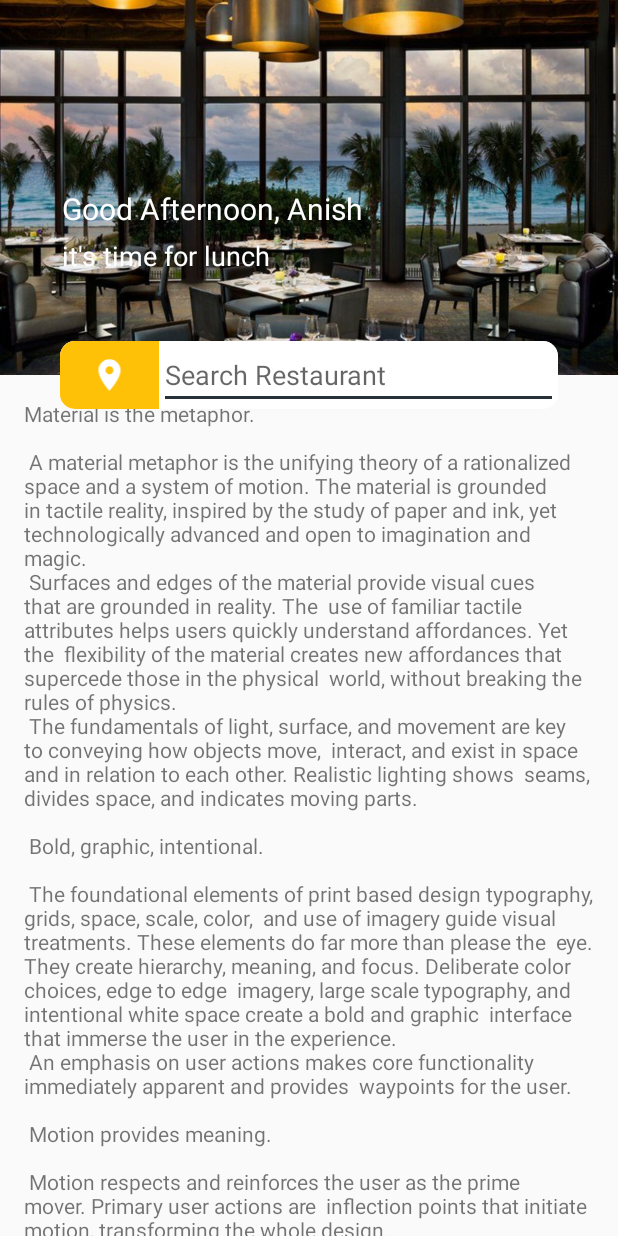
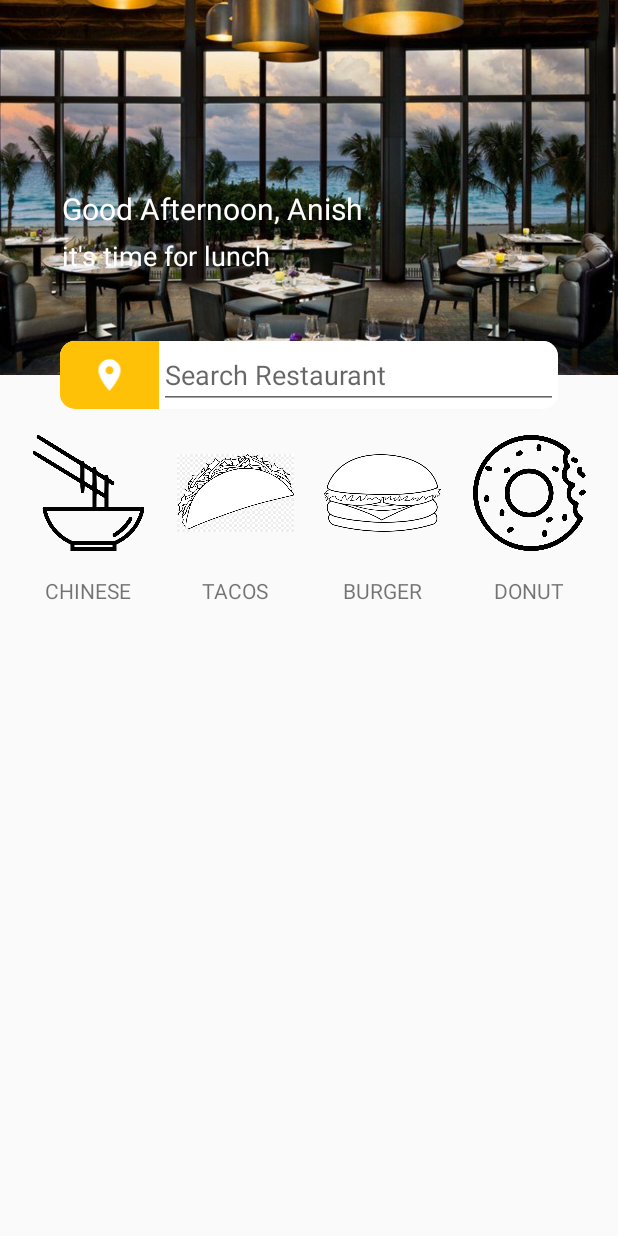
Before and after one commit to htetarkarzaw/ASarTaLine, an Android app: the screen it shows after launch (ShowItemsActivity), on a phone screen of 412 x 824 dp. Run offline under Robolectric (Android 15) with nearby library versions, the phone set to English and light mode, and no system bars; our stand-ins replace ButterKnife.

Commit message:
poc for main

```diff
--- a/app/build.gradle
+++ b/app/build.gradle
@@ -27,4 +27,8 @@ dependencies {
     androidTestImplementation 'com.android.support.test:runner:1.0.2'
     androidTestImplementation 'com.android.support.test.espresso:espresso-core:3.0.2'
     implementation 'com.android.support:cardview-v7:27.1.1'
+    implementation 'com.jakewharton:butterknife:8.8.1'
+    annotationProcessor 'com.jakewharton:butterknife-compiler:8.8.1'
+
+
 }
--- a/app/src/main/AndroidManifest.xml
+++ b/app/src/main/AndroidManifest.xml
@@ -10,7 +10,7 @@
         android:supportsRtl="true"
         android:theme="@style/AppTheme">
         <activity
-            android:name=".ShowItemsActivity"
+            android:name=".acitvities.ShowItemsActivity"
             android:label="@string/app_name"
             android:theme="@style/AppTheme.NoActionBar">
             <intent-filter>
--- /dev/null
+++ b/app/src/main/java/com/arkarzaw/asartaline/ContentShowItemView.java
@@ -0,0 +1,39 @@
+package com.arkarzaw.asartaline;
+
+import android.content.Context;
+import android.support.annotation.NonNull;
+import android.support.annotation.Nullable;
+import android.support.v4.widget.NestedScrollView;
+import android.support.v7.widget.LinearLayoutManager;
+import android.support.v7.widget.RecyclerView;
+import android.util.AttributeSet;
+
+import com.arkarzaw.asartaline.adapters.MainRcAdapter;
+
+import butterknife.BindView;
+import butterknife.ButterKnife;
+
+public class ContentShowItemView extends NestedScrollView {
+
+    @BindView(R.id.mainRc)
+    RecyclerView mainRc;
+    public ContentShowItemView(@NonNull Context context) {super(context);    }
+
+    public ContentShowItemView(@NonNull Context context, @Nullable AttributeSet attrs) {super(context, attrs);    }
+
+    public ContentShowItemView(@NonNull Context context, @Nullable AttributeSet attrs, int defStyleAttr) {super(context, attrs, defStyleAttr);    }
+
+    @Override
+    protected void onFinishInflate() {
+        super.onFinishInflate();
+        ButterKnife.bind(this,this);
+    }
+
+    public void setUpRecycler() {
+        mainRc.setLayoutManager(new LinearLayoutManager(getContext(),LinearLayoutManager.VERTICAL,false));
+        MainRcAdapter adapter = new MainRcAdapter(getContext());
+        mainRc.setAdapter(adapter);
+    }
+
+
+}
--- /dev/null
+++ b/app/src/main/java/com/arkarzaw/asartaline/acitvities/BaseAcitvity.java
@@ -0,0 +1,16 @@
+package com.arkarzaw.asartaline.acitvities;
+
+import android.support.v7.app.AppCompatActivity;
+
+public class BaseAcitvity extends AppCompatActivity{
+
+//    @Override
+//    public void onCurrentItemClick() {
+//
+//    }
+//
+//    @Override
+//    public void onCategoryItemClick(String categoryId, String programId) {
+//
+//    }
+}
--- a/app/src/main/java/com/arkarzaw/asartaline/ShowItemsActivity.java
+++ b/app/src/main/java/com/arkarzaw/asartaline/acitvities/ShowItemsActivity.java
@@ -1,4 +1,4 @@
-package com.arkarzaw.asartaline;
+package com.arkarzaw.asartaline.acitvities;
 
 import android.os.Bundle;
 import android.support.design.widget.FloatingActionButton;
@@ -9,14 +9,22 @@ import android.view.View;
 import android.view.Menu;
 import android.view.MenuItem;
 
+import com.arkarzaw.asartaline.ContentShowItemView;
+import com.arkarzaw.asartaline.R;
+
+import butterknife.BindView;
+import butterknife.ButterKnife;
+
 public class ShowItemsActivity extends AppCompatActivity {
 
+    @BindView(R.id.contentShowItems)
+    ContentShowItemView contentShowItems;
     @Override
     protected void onCreate(Bundle savedInstanceState) {
         super.onCreate(savedInstanceState);
         setContentView(R.layout.activity_show_items);
-        Toolbar toolbar = (Toolbar) findViewById(R.id.toolbar);
-        setSupportActionBar(toolbar);
+        ButterKnife.bind(this,this);
+        contentShowItems.setUpRecycler();
     }
 
     @Override
--- /dev/null
+++ b/app/src/main/java/com/arkarzaw/asartaline/adapters/BaseRecyclerAdapter.java
@@ -0,0 +1,75 @@
+package com.arkarzaw.asartaline.adapters;
+
+import android.content.Context;
+import android.support.v7.widget.RecyclerView;
+import android.view.LayoutInflater;
+
+
+import com.arkarzaw.asartaline.viewholders.BaseViewHolder;
+
+import java.util.ArrayList;
+import java.util.List;
+
+/**
+ * Created by aung on 12/2/17.
+ */
+
+public abstract class BaseRecyclerAdapter<T extends BaseViewHolder, W> extends RecyclerView.Adapter<T> {
+
+    protected List<W> mData;
+    protected LayoutInflater mLayoutInflator;
+
+    public BaseRecyclerAdapter(Context context) {
+        mData = new ArrayList<>();
+        mLayoutInflator = LayoutInflater.from(context);
+    }
+
+    @Override
+    public void onBindViewHolder(T holder, int position) {
+        holder.setData(mData.get(position));
+    }
+
+    @Override
+    public int getItemCount() {
+        return mData.size();
+    }
+
+    public void setNewData(List<W> newData) {
+        mData = newData;
+        notifyDataSetChanged();
+    }
+
+    public void appendNewData(List<W> newData) {
+        mData.addAll(newData);
+        notifyDataSetChanged();
+    }
+
+    public W getItemAt(int position) {
+        if (position < mData.size() - 1)
+            return mData.get(position);
+
+        return null;
+    }
+
+    public List<W> getItems() {
+        if (mData == null)
+            return new ArrayList<>();
+
+        return mData;
+    }
+
+    public void removeData(W data) {
+        mData.remove(data);
+        notifyDataSetChanged();
+    }
+
+    public void addNewData(W data) {
+        mData.add(data);
+        notifyDataSetChanged();
+    }
+
+    public void clearData() {
+        mData = new ArrayList<>();
+        notifyDataSetChanged();
+    }
+}
--- /dev/null
+++ b/app/src/main/java/com/arkarzaw/asartaline/adapters/MainRcAdapter.java
@@ -0,0 +1,38 @@
+package com.arkarzaw.asartaline.adapters;
+
+import android.content.Context;
+import android.support.annotation.NonNull;
+import android.support.v7.widget.RecyclerView;
+import android.view.View;
+import android.view.ViewGroup;
+
+import com.arkarzaw.asartaline.R;
+import com.arkarzaw.asartaline.datas.vos.BaseVO;
+import com.arkarzaw.asartaline.viewholders.BaseViewHolder;
+import com.arkarzaw.asartaline.viewholders.FoodTypeViewHolder;
+
+public class MainRcAdapter extends BaseRecyclerAdapter<BaseViewHolder,BaseVO> {
+
+    public MainRcAdapter(Context context) {
+        super(context);
+    }
+
+    @NonNull
+    @Override
+    public BaseViewHolder onCreateViewHolder(@NonNull ViewGroup parent, int viewType) {
+        BaseViewHolder bHolder = null;
+        View v= mLayoutInflator.inflate(R.layout.viewholder_choose_food_type,parent,false);
+        bHolder= new FoodTypeViewHolder(v);
+        return bHolder;
+    }
+
+    @Override
+    public void onBindViewHolder(BaseViewHolder holder, int position) {
+
+    }
+
+    @Override
+    public int getItemCount() {
+        return 1;
+    }
+}
--- /dev/null
+++ b/app/src/main/java/com/arkarzaw/asartaline/datas/vos/BaseVO.java
@@ -0,0 +1,4 @@
+package com.arkarzaw.asartaline.datas.vos;
+
+public interface BaseVO {
+}
--- /dev/null
+++ b/app/src/main/java/com/arkarzaw/asartaline/viewholders/BaseViewHolder.java
@@ -0,0 +1,38 @@
+package com.arkarzaw.asartaline.viewholders;
+
+import android.support.v7.widget.RecyclerView;
+import android.view.View;
+
+import butterknife.ButterKnife;
+
+public abstract class BaseViewHolder<W> extends RecyclerView.ViewHolder implements View.OnClickListener {
+
+    private W mData;
+    protected boolean mDetechedFromWindow;
+
+    public BaseViewHolder(View itemView) {
+        super(itemView);
+
+        ButterKnife.bind(this, itemView);
+
+        itemView.setOnClickListener(this);
+        itemView.addOnAttachStateChangeListener(new View.OnAttachStateChangeListener() {
+            @Override
+            public void onViewAttachedToWindow(View v) {
+                mDetechedFromWindow = false;
+            }
+
+            @Override
+            public void onViewDetachedFromWindow(View v) {
+                mDetechedFromWindow = true;
+            }
+        });
+    }
+
+    public abstract void setData(W data);
+
+    @Override
+    public void onClick(View view) {
+
+    }
+}
--- /dev/null
+++ b/app/src/main/java/com/arkarzaw/asartaline/viewholders/FoodTypeViewHolder.java
@@ -0,0 +1,15 @@
+package com.arkarzaw.asartaline.viewholders;
+
+import android.view.View;
+
+public class FoodTypeViewHolder extends BaseViewHolder {
+
+    public FoodTypeViewHolder(View itemView) {
+        super(itemView);
+    }
+
+    @Override
+    public void setData(Object data) {
+
+    }
+}
--- a/app/src/main/res/layout/activity_show_items.xml
+++ b/app/src/main/res/layout/activity_show_items.xml
@@ -5,14 +5,15 @@
     android:layout_width="match_parent"
     android:layout_height="match_parent"
     android:fitsSystemWindows="true"
-    tools:context=".ShowItemsActivity">
+    tools:context=".acitvities.ShowItemsActivity">
 
     <android.support.design.widget.AppBarLayout
         android:id="@+id/app_bar"
         android:layout_width="match_parent"
         android:layout_height="@dimen/app_bar_height"
         android:fitsSystemWindows="true"
-        android:theme="@style/AppTheme.AppBarOverlay">
+        android:theme="@style/AppTheme.AppBarOverlay"
+        >
 
         <android.support.design.widget.CollapsingToolbarLayout
             android:id="@+id/toolbar_layout"
@@ -21,44 +22,57 @@
             android:fitsSystemWindows="true"
             app:contentScrim="?attr/colorPrimary"
             app:layout_scrollFlags="scroll|exitUntilCollapsed"
-            app:toolbarId="@+id/toolbar">
+            app:titleEnabled="false"
+            app:title="A Sar Ta Line"
+            app:collapsedTitleGravity="center_vertical">
 
             <include layout="@layout/toolbar_show"></include>
+
+            <android.support.v7.widget.Toolbar
+                android:id="@+id/toolbar_details"
+                android:layout_width="match_parent"
+                android:layout_height="?attr/actionBarSize"
+                app:layout_collapseMode="pin"
+                android:tooltipText=""
+                />
+
 
         </android.support.design.widget.CollapsingToolbarLayout>
     </android.support.design.widget.AppBarLayout>
 
-    <include layout="@layout/content_show_items" />
+    <include
+        android:id="@+id/contentShowItems"
+        layout="@layout/content_show_items"/>
 
 
     <android.support.v7.widget.CardView
         android:layout_width="match_parent"
         android:layout_height="wrap_content"
-        android:orientation="horizontal"
-        app:layout_anchor="@id/app_bar"
-        app:layout_anchorGravity="bottom|center_horizontal"
         android:layout_marginLeft="40dp"
         android:layout_marginRight="40dp"
-        android:background="@color/white"
-        app:cardCornerRadius="10dp">
+        app:cardCornerRadius="10dp"
+        app:layout_anchor="@id/app_bar"
+        app:layout_anchorGravity="bottom|center_horizontal">
+
         <LinearLayout
             android:layout_width="match_parent"
             android:layout_height="match_parent"
-        android:orientation="horizontal"
-        android:background="@color/white">
+            android:background="@color/white"
+            android:orientation="horizontal">
 
             <ImageView
                 android:layout_width="0dp"
                 android:layout_height="match_parent"
-            android:src="@drawable/search_icon"
                 android:layout_weight="2"
                 android:background="@color/colorPrimaryDark"
-            android:padding="10dp"/>
+                android:padding="10dp"
+                android:src="@drawable/search_icon" />
+
             <EditText
                 android:layout_width="0dp"
                 android:layout_height="wrap_content"
-            android:hint="Search Restaurant"
-            android:layout_weight="8"/>
+                android:layout_weight="8"
+                android:hint="Search Restaurant" />
         </LinearLayout>
     </android.support.v7.widget.CardView>
 
--- a/app/src/main/res/layout/content_show_items.xml
+++ b/app/src/main/res/layout/content_show_items.xml
@@ -1,17 +1,25 @@
 <?xml version="1.0" encoding="utf-8"?>
-<android.support.v4.widget.NestedScrollView xmlns:android="http://schemas.android.com/apk/res/android"
+<com.arkarzaw.asartaline.ContentShowItemView
+    xmlns:android="http://schemas.android.com/apk/res/android"
     xmlns:app="http://schemas.android.com/apk/res-auto"
-    xmlns:tools="http://schemas.android.com/tools"
     android:layout_width="match_parent"
     android:layout_height="match_parent"
-    app:layout_behavior="@string/appbar_scrolling_view_behavior"
-    tools:context=".ShowItemsActivity"
-    tools:showIn="@layout/activity_show_items">
+    android:layout_marginTop="20dp"
+    app:layout_behavior="@string/appbar_scrolling_view_behavior">
 
-    <TextView
-        android:layout_width="wrap_content"
-        android:layout_height="wrap_content"
-        android:layout_margin="@dimen/text_margin"
-        android:text="@string/large_text" />
+    <LinearLayout
+        android:layout_width="match_parent"
+        android:layout_height="match_parent"
+        android:orientation="vertical">
+        <android.support.v7.widget.RecyclerView
+            android:id="@+id/mainRc"
+            android:layout_width="match_parent"
+            android:layout_height="wrap_content"></android.support.v7.widget.RecyclerView>
+    </LinearLayout>
+    <!--<TextView-->
+    <!--android:layout_width="wrap_content"-->
+    <!--android:layout_height="wrap_content"-->
+    <!--android:layout_margin="@dimen/text_margin"-->
+    <!--android:text="@string/large_text" />-->
 
-</android.support.v4.widget.NestedScrollView>
+</com.arkarzaw.asartaline.ContentShowItemView>
--- /dev/null
+++ b/app/src/main/res/layout/viewholder_choose_food_type.xml
@@ -0,0 +1,95 @@
+<?xml version="1.0" encoding="utf-8"?>
+<LinearLayout xmlns:android="http://schemas.android.com/apk/res/android"
+    android:layout_width="match_parent"
+    android:layout_height="150dp"
+    android:orientation="horizontal"
+    android:padding="10dp">
+
+    <LinearLayout
+        android:layout_width="0dp"
+        android:layout_height="match_parent"
+        android:layout_weight="1"
+        android:orientation="vertical">
+
+        <ImageView
+            android:layout_width="match_parent"
+            android:layout_height="0dp"
+            android:layout_weight="3"
+            android:padding="10dp"
+            android:src="@drawable/chinese" />
+
+        <TextView
+            android:layout_width="match_parent"
+            android:layout_height="0dp"
+            android:layout_weight="1"
+            android:gravity="center"
+            android:text="CHINESE" />
+
+    </LinearLayout>
+
+    <LinearLayout
+        android:layout_width="0dp"
+        android:layout_height="match_parent"
+        android:layout_weight="1"
+        android:orientation="vertical">
+
+        <ImageView
+            android:layout_width="match_parent"
+            android:layout_height="0dp"
+            android:layout_weight="3"
+            android:padding="10dp"
+            android:src="@drawable/tacos" />
+
+        <TextView
+            android:layout_width="match_parent"
+            android:layout_height="0dp"
+            android:layout_weight="1"
+            android:gravity="center"
+            android:text="TACOS" />
+
+    </LinearLayout>
+
+    <LinearLayout
+        android:layout_width="0dp"
+        android:layout_height="match_parent"
+        android:layout_weight="1"
+        android:orientation="vertical">
+
+        <ImageView
+            android:layout_width="match_parent"
+            android:layout_height="0dp"
+            android:layout_weight="3"
+            android:padding="10dp"
+            android:src="@drawable/burger" />
+
+        <TextView
+            android:layout_width="match_parent"
+            android:layout_height="0dp"
+            android:layout_weight="1"
+            android:gravity="center"
+            android:text="BURGER" />
+
+    </LinearLayout>
+
+    <LinearLayout
+        android:layout_width="0dp"
+        android:layout_height="match_parent"
+        android:layout_weight="1"
+        android:orientation="vertical">
+
+        <ImageView
+            android:layout_width="match_parent"
+            android:layout_height="0dp"
+            android:layout_weight="3"
+            android:padding="10dp"
+            android:src="@drawable/donet" />
+
+        <TextView
+            android:layout_width="match_parent"
+            android:layout_height="0dp"
+            android:layout_weight="1"
+            android:gravity="center"
+            android:text="DONUT" />
+
+    </LinearLayout>
+</LinearLayout>
--- a/app/src/main/res/menu/menu_show_items.xml
+++ b/app/src/main/res/menu/menu_show_items.xml
@@ -1,7 +1,7 @@
 <menu xmlns:android="http://schemas.android.com/apk/res/android"
     xmlns:app="http://schemas.android.com/apk/res-auto"
     xmlns:tools="http://schemas.android.com/tools"
-    tools:context="com.arkarzaw.asartaline.ShowItemsActivity">
+    tools:context="com.arkarzaw.asartaline.acitvities.ShowItemsActivity">
     <item
         android:id="@+id/action_settings"
         android:orderInCategory="100"
--- a/app/src/main/res/values/colors.xml
+++ b/app/src/main/res/values/colors.xml
@@ -1,6 +1,6 @@
 <?xml version="1.0" encoding="utf-8"?>
 <resources>
-    <color name="colorPrimary">#03A9F4</color>
+    <color name="colorPrimary">#FFEB3B</color>
     <color name="colorPrimaryDark">#FFC107</color>
     <color name="colorAccent">#263238</color>
 
```
Also changed, not shown: app/src/main/res/drawable/burger.png (added), app/src/main/res/drawable/chinese.png (added), app/src/main/res/drawable/donet.png (added), app/src/main/res/drawable/tacos.jpg (added). Lines whose indentation alone changed are shown as unchanged.
